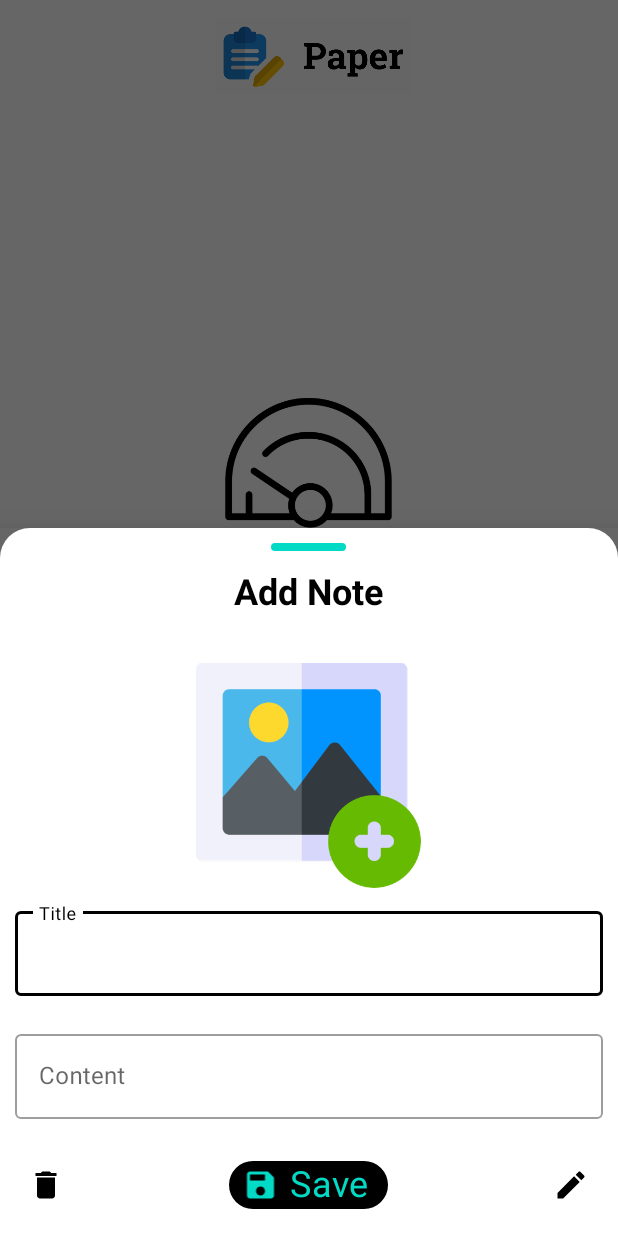
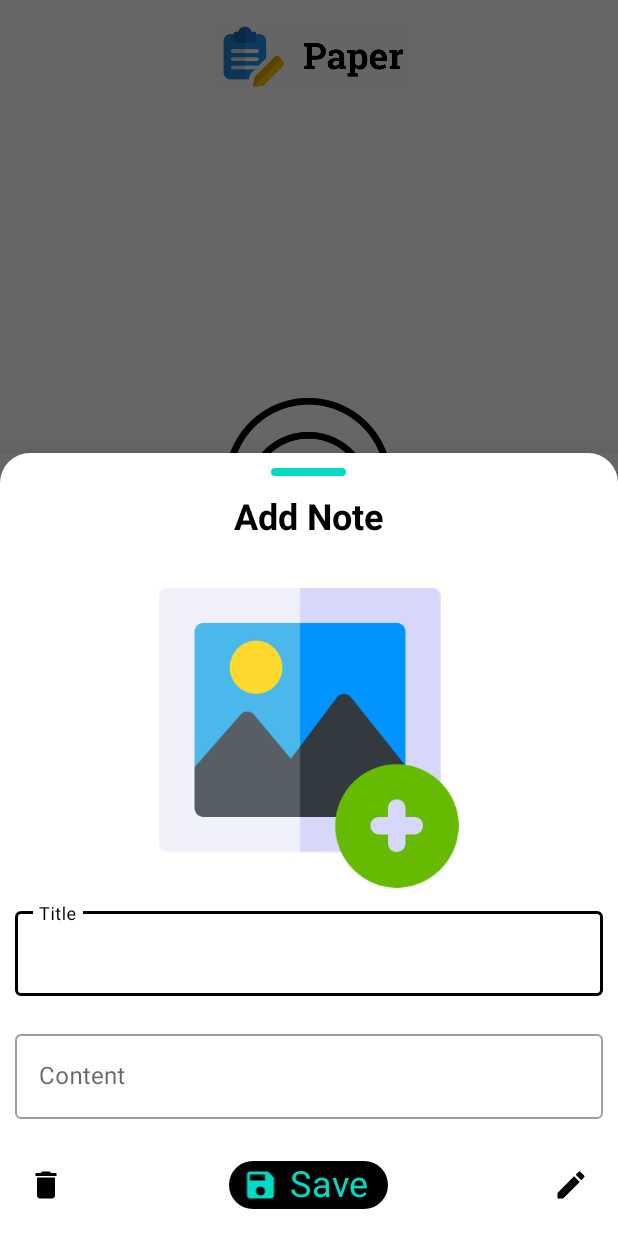
Before and after one commit to devansh-299/Paper, an Android app: the screen it shows after launch (MainActivity), after a tap on "Add New", on a phone screen of 412 x 824 dp. Run offline under Robolectric (Android 15) with nearby library versions, the phone set to English and light mode, and no system bars; our stand-ins replace Dagger/Hilt's generated code, Room's generated code.

Commit message:
minor bug fixes

```diff
--- a/app/src/main/java/com/devansh/paper/view/adapter/NotesListAdapter.kt
+++ b/app/src/main/java/com/devansh/paper/view/adapter/NotesListAdapter.kt
@@ -49,6 +49,7 @@ class NotesListAdapter(var notes: ArrayList<Note>):
             noteContent.text = note.content
             updateTime.text = "Last Updated: ${formatTime(note.updateTime)}"
             note.image?.let { ImageHelper.showImage(context, it, imageView, false ) }
+                ?: imageView.setImageResource(R.drawable.rv_image_placeholder)
         }
 
         private fun formatTime(timeInMillis: Long): String {
--- a/app/src/main/java/com/devansh/paper/view/fragment/NotesFragment.kt
+++ b/app/src/main/java/com/devansh/paper/view/fragment/NotesFragment.kt
@@ -5,7 +5,6 @@ import androidx.fragment.app.Fragment
 import android.view.LayoutInflater
 import android.view.View
 import android.view.ViewGroup
-import android.widget.Toast
 import androidx.lifecycle.Observer
 import androidx.lifecycle.ViewModelProviders
 import androidx.recyclerview.widget.LinearLayoutManager
--- a/app/src/main/res/layout/fragment_note_details.xml
+++ b/app/src/main/res/layout/fragment_note_details.xml
@@ -48,8 +48,8 @@
             <ImageView
                 android:id="@+id/iv_note"
                 android:src="@drawable/ic_add_image_placeholder"
-                android:layout_width="150dp"
-                android:layout_height="150dp"
+                android:layout_width="200dp"
+                android:layout_height="200dp"
                 android:layout_gravity="center"/>
 
             <com.google.android.material.textfield.TextInputLayout
--- a/app/src/main/res/layout/item_note.xml
+++ b/app/src/main/res/layout/item_note.xml
@@ -18,8 +18,7 @@
             android:id="@+id/item_imageview"
             android:layout_width="0dp"
             android:layout_weight="1"
-            android:layout_height="120dp"
-            android:src="@drawable/ic_add_image_placeholder"/>
+            android:layout_height="120dp" />
 
         <LinearLayout
             android:layout_width="0dp"
```
Also changed, not shown: app/src/main/res/drawable-hdpi/rv_image_placeholder.png (added), app/src/main/res/drawable-xhdpi/rv_image_placeholder.png (added), app/src/main/res/drawable-xxhdpi/rv_image_placeholder.png (added), app/src/main/res/drawable-xxxhdpi/rv_image_placeholder.png (added).
